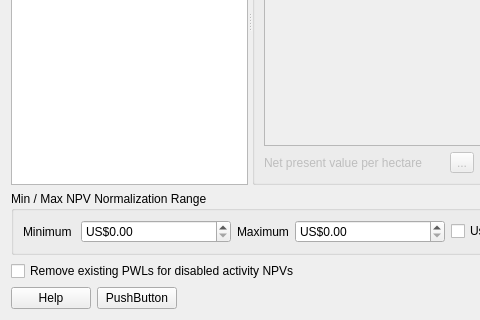
First picture: the form in src/cplus_plugin/ui/financial_pwl_dialog.ui, repository ConservationInternational/cplus-plugin, before the edit; both pictures show x 0 to 480 and y 287 to 607 of the 773 by 607 pixel window.
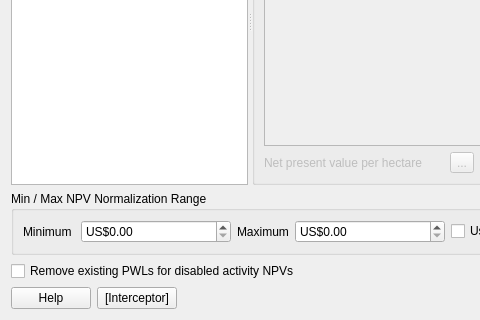
Second picture: the form after the edit. Custom widgets are drawn as their Qt base class.

```diff
--- a/src/cplus_plugin/ui/financial_pwl_dialog.ui
+++ b/src/cplus_plugin/ui/financial_pwl_dialog.ui
@@ -381,7 +381,7 @@
    <item row="6" column="1">
     <widget class="QPushButton" name="_enter_interceptor_btn">
      <property name="text">
-      <string>PushButton</string>
+      <string>[Interceptor]</string>
      </property>
     </widget>
    </item>
```
